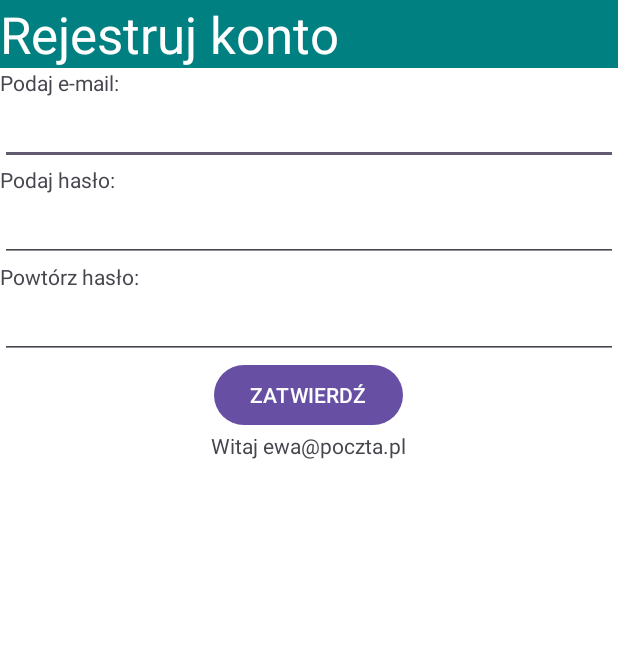
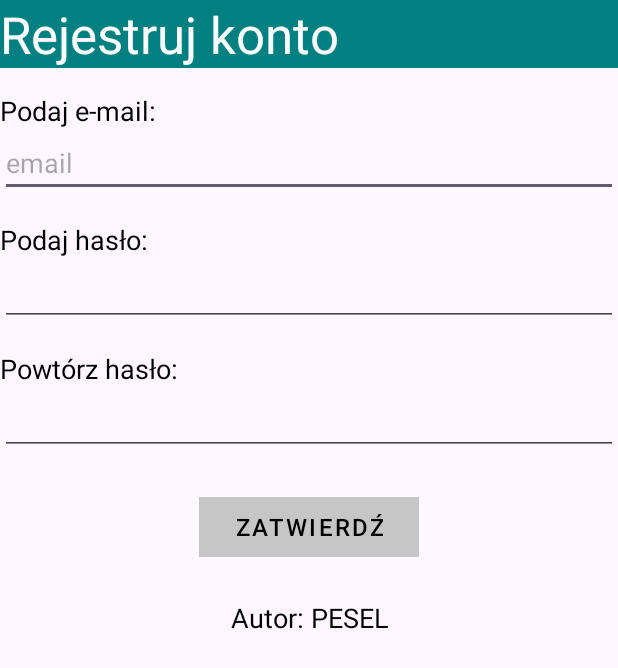
Before and after one commit to AdamBoba/egz, an Android app: the screen it shows after launch (MainActivity), on a phone screen of 412 x 824 dp. Shown: the top 668 px of the screen. Run offline under Robolectric (Android 15) with nearby library versions, the phone set to English and light mode, and no system bars.

Commit message:
aktualizacja aplikacji

```diff
--- a/app/src/main/java/com/example/myapplication/MainActivity.kt
+++ b/app/src/main/java/com/example/myapplication/MainActivity.kt
@@ -1,22 +1,38 @@
 package com.example.myapplication
 
 import android.os.Bundle
+import android.widget.Button
+import android.widget.EditText
+import android.widget.TextView
 import androidx.activity.enableEdgeToEdge
 import androidx.appcompat.app.AppCompatActivity
-import androidx.core.view.ViewCompat
-import androidx.core.view.WindowInsetsCompat
 
 class MainActivity : AppCompatActivity() {
     override fun onCreate(savedInstanceState: Bundle?) {
         super.onCreate(savedInstanceState)
         enableEdgeToEdge()
         setContentView(R.layout.activity_main)
-        ViewCompat.setOnApplyWindowInsetsListener(findViewById(R.id.main)) { v, insets ->
-            val systemBars = insets.getInsets(WindowInsetsCompat.Type.systemBars())
-            v.setPadding(systemBars.left, systemBars.top, systemBars.right, systemBars.bottom)
-            insets
+
+        val emailEditText: EditText = findViewById(R.id.emailInput)
+        val passwordEditText: EditText = findViewById(R.id.passwordInput)
+        val repeatPasswordEditText: EditText = findViewById(R.id.confirmPasswordInput)
+        val messageTextView: TextView = findViewById(R.id.messageTextView)
+        val registerButton: Button = findViewById(R.id.submitButton)
+
+        registerButton.setOnClickListener {
+            val email = emailEditText.text.toString()
+            val password = passwordEditText.text.toString()
+            val repeatPassword = repeatPasswordEditText.text.toString()
+
+            if (email.contains("@")) {
+                if (password == repeatPassword) {
+                    messageTextView.text = "Witaj $email"
+                } else {
+                    messageTextView.text = "Hasła się różnią"
+                }
+            } else {
+                messageTextView.text = "Nieprawidłowy adres e-mail"
+            }
         }
     }
-
-
 }
--- a/app/src/main/res/layout/activity_main.xml
+++ b/app/src/main/res/layout/activity_main.xml
@@ -1,93 +1,86 @@
 <?xml version="1.0" encoding="utf-8"?>
-<androidx.constraintlayout.widget.ConstraintLayout xmlns:android="http://schemas.android.com/apk/res/android"
+<LinearLayout xmlns:android="http://schemas.android.com/apk/res/android"
     xmlns:app="http://schemas.android.com/apk/res-auto"
-    xmlns:tools="http://schemas.android.com/tools"
-    android:id="@+id/main"
-    android:layout_width="match_parent"
-    android:layout_height="match_parent"
-    android:background="#FFFFFF"
-    tools:context=".MainActivity">
-
-    <LinearLayout
     android:layout_width="match_parent"
     android:layout_height="match_parent"
     android:orientation="vertical">
 
+
     <TextView
-            android:id="@+id/textView3"
+        android:id="@+id/registerTitle"
         android:layout_width="match_parent"
         android:layout_height="wrap_content"
+        android:layout_marginTop="0dp"
         android:background="#008080"
         android:text="Rejestruj konto"
         android:textColor="#FFFFFF"
         android:textSize="34sp" />
 
+
     <TextView
-            android:id="@+id/textView5"
-            android:layout_width="wrap_content"
+        android:layout_width="match_parent"
         android:layout_height="wrap_content"
-            android:text="Podaj e-mail:" />
+        android:layout_marginTop="16dp"
+        android:text="Podaj e-mail:"
+        android:textColor="#000000"
+        android:textSize="18sp" />
 
     <EditText
-            android:id="@+id/editTextTextEmailAddress"
+        android:id="@+id/emailInput"
         android:layout_width="match_parent"
         android:layout_height="wrap_content"
-            android:ems="10"
+        android:hint="email"
         android:inputType="textEmailAddress" />
 
     <TextView
-            android:id="@+id/textView6"
-            android:layout_width="wrap_content"
+        android:layout_width="match_parent"
         android:layout_height="wrap_content"
-            android:text="Podaj hasło:" />
+        android:layout_marginTop="16dp"
+        android:text="Podaj hasło:"
+        android:textColor="#000000"
+        android:textSize="18sp" />
 
     <EditText
-            android:id="@+id/editTextTextPassword"
+        android:id="@+id/passwordInput"
         android:layout_width="match_parent"
         android:layout_height="wrap_content"
-            android:ems="10"
         android:inputType="textPassword" />
 
     <TextView
-            android:id="@+id/textView6"
+        android:layout_width="match_parent"
+        android:layout_height="wrap_content"
+        android:layout_marginTop="16dp"
+        android:text="Powtórz hasło:"
+        android:textColor="#000000"
+        android:textSize="18sp" />
+
+    <EditText
+        android:id="@+id/confirmPasswordInput"
+        android:layout_width="match_parent"
+        android:layout_height="wrap_content"
+        android:inputType="textPassword" />
+
+    <Button
+        android:id="@+id/submitButton"
         android:layout_width="wrap_content"
         android:layout_height="wrap_content"
-            android:text="Powtórz hasło:" />
+        android:layout_gravity="center"
+        android:layout_marginTop="24dp"
+        android:backgroundTint="#C6C6C6"
+        android:text="ZATWIERDŹ"
+        android:textAppearance="?attr/textAppearanceButton"
+        android:textColor="#000000"
+        android:textSize="16sp"
+        app:cornerRadius="0dp" />
 
-        <EditText
-            android:id="@+id/editTextTextPassword"
+    <TextView
+        android:id="@+id/messageTextView"
         android:layout_width="match_parent"
         android:layout_height="wrap_content"
-            android:ems="10"
-            android:inputType="textPassword" />
-
-        <LinearLayout
-            android:layout_width="match_parent"
-            android:layout_height="wrap_content"
+        android:layout_marginTop="24dp"
         android:gravity="center"
-            android:orientation="vertical">
-
-            <Button
-                android:id="@+id/button4"
-                android:layout_width="wrap_content"
-                android:layout_height="wrap_content"
-                android:text="ZATWIERDŹ" />
-
-            <TextView
-                android:id="@+id/textView"
-                android:layout_width="wrap_content"
-                android:layout_height="wrap_content"
-                android:layout_weight="1"
-                android:text="Witaj ewa@poczta.pl" />
-        </LinearLayout>
+        android:text="Autor: PESEL"
+        android:textColor="#000000"
+        android:textSize="18sp" />
 
 </LinearLayout>
-
-    <LinearLayout
-        android:layout_width="match_parent"
-        android:layout_height="match_parent"
-        android:orientation="vertical">
-
-    </LinearLayout>
-
-</androidx.constraintlayout.widget.ConstraintLayout>
--- a/gradle/libs.versions.toml
+++ b/gradle/libs.versions.toml
@@ -1,5 +1,5 @@
 [versions]
-agp = "8.4.0"
+agp = "8.4.1"
 kotlin = "1.9.0"
 coreKtx = "1.10.1"
 junit = "4.13.2"
```
Lines whose indentation alone changed are shown as unchanged.
